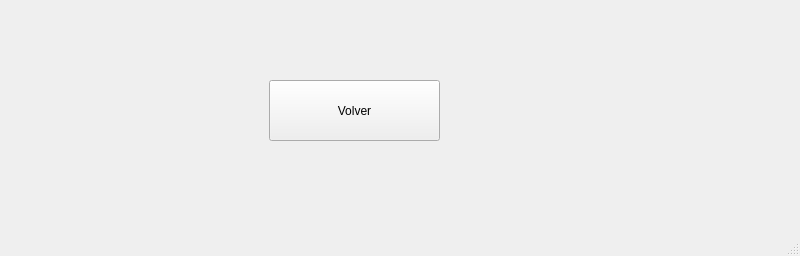
The window that Estadisticas.ui (IvoDKHP/ProyectoEspecialidad4to) describes before a commit, drawn with Qt 5.
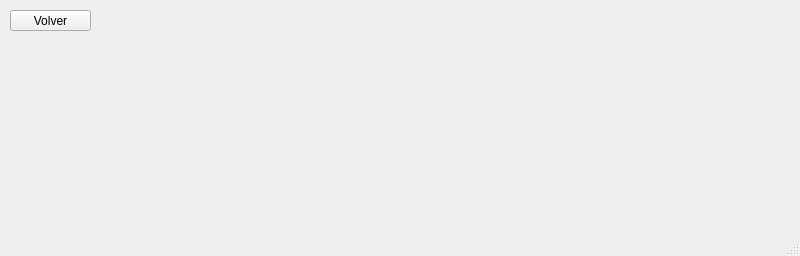
The same window after the commit.

What changed in the file:
```diff
--- a/Estadisticas.ui
+++ b/Estadisticas.ui
@@ -17,10 +17,10 @@
    <widget class="QPushButton" name="volver_boton">
     <property name="geometry">
      <rect>
-      <x>269</x>
-      <y>80</y>
-      <width>171</width>
-      <height>61</height>
+      <x>10</x>
+      <y>10</y>
+      <width>81</width>
+      <height>21</height>
      </rect>
     </property>
     <property name="text">
```
